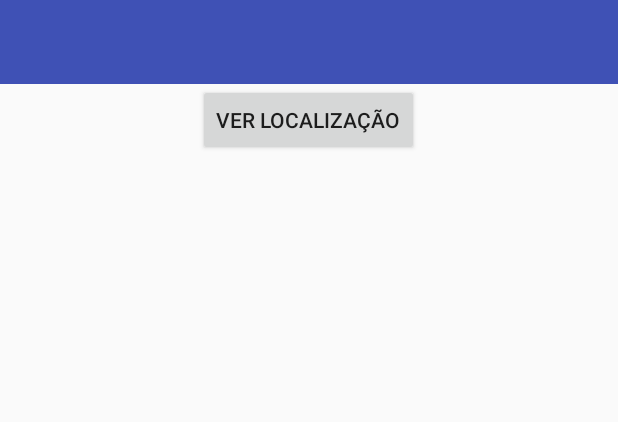
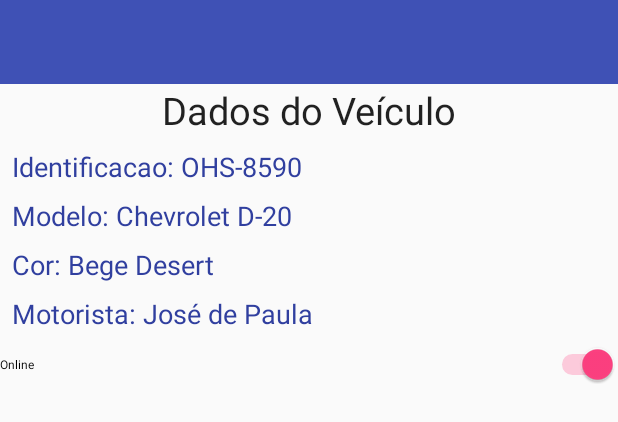
Before and after one commit to Rafasystec/android-transferr, an Android app: the layout activity_main.xml on its own in the app's theme, with its tools: preview values and no code run, on a phone screen of 412 x 824 dp. Shown: the top 422 px of the screen. Run offline under Robolectric (Android 15) with nearby library versions, the phone set to English and light mode, and no system bars.

Commit message:
implementing main activity and location job.

```diff
--- a/app/build.gradle
+++ b/app/build.gradle
@@ -32,7 +32,6 @@ dependencies {
     implementation 'com.android.support:recyclerview-v7:26.1.0'
     implementation 'com.android.support:cardview-v7:26.1.0'
     implementation 'com.squareup.picasso:picasso:2.5.2'
-    implementation 'com.google.android.gms:play-services:11.8.0'
     implementation 'com.google.android.gms:play-services-maps:11.8.0'
     implementation 'com.google.android.gms:play-services-location:11.8.0'
     implementation 'com.squareup.okhttp3:okhttp:3.8.0'
--- a/app/src/main/java/br/com/transferr/extensions/JsonExt.kt
+++ b/app/src/main/java/br/com/transferr/extensions/JsonExt.kt
@@ -1,5 +1,6 @@
 package br.com.transferr.extensions
 
+import android.util.Log
 import com.google.gson.Gson
 import com.google.gson.GsonBuilder
 import com.google.gson.reflect.TypeToken
@@ -13,6 +14,7 @@ fun Any.toJson(prettyPrinting:Boolean = false):String{
         builder.setPrettyPrinting()
     }
     val json = builder.create().toJson(this)
+    Log.d("JSON",json)
     return json
 }
 
--- a/app/src/main/java/br/com/transferr/model/Car.kt
+++ b/app/src/main/java/br/com/transferr/model/Car.kt
@@ -9,7 +9,7 @@ data class Car(var model: String,
                var carIdentity: String,
                var color:String,
                 var externalEquip:Boolean,
-               var dirver:Driver,
+               var driver:Driver,
                var status:EnumStatus) : Entity(){
 
     //private val model: String? = null
--- a/app/src/main/java/br/com/transferr/model/Driver.kt
+++ b/app/src/main/java/br/com/transferr/model/Driver.kt
@@ -7,7 +7,7 @@ import java.util.*
  */
 data class Driver (var name: String,
                    var countryRegister: String,
-                   var birthDate: Date): Entity(){
+                   var birthDate: Int): Entity(){
 
    // private val name: String? = null
    // private val countryRegister: String? = null
--- a/app/src/main/java/br/com/transferr/util/CallRESTMethodsUtil.kt
+++ b/app/src/main/java/br/com/transferr/util/CallRESTMethodsUtil.kt
@@ -24,6 +24,7 @@ object CallRESTMethodsUtil{
 
     //POST com JSON
     fun post(url: String,json:String):String{
+        log("POST $url --> $json")
         val body = RequestBody.create(JSON,json)
         val request =Request.Builder().url(url).post(body).build()
         return getJson(request)
@@ -39,6 +40,7 @@ object CallRESTMethodsUtil{
         val responseBody = response.body()
         if(responseBody != null){
             val json = responseBody.string()
+            log("JSON returned -->> $json")
             return json
         }
         throw IOException("Erro ao fazer o requisição")
--- a/app/src/main/java/br/com/transferr/services/CoordinateService.kt
+++ b/app/src/main/java/br/com/transferr/webservices/CoordinateService.kt
@@ -1,4 +1,4 @@
-package br.com.transferr.services
+package br.com.transferr.webservices
 
 import br.com.transferr.extensions.fromJson
 import br.com.transferr.extensions.toJson
@@ -11,7 +11,7 @@ import br.com.transferr.util.CallRESTMethodsUtil
  */
 
 object CoordinateService{
-    private val BASE_URL = "http://localhost:8080/transferr-rest/rest/"
+    private val BASE_URL = "http://192.168.0.102:8080/transferr-rest/rest/"
     //Salvar a coordenada
     fun save(coordinates: Coordinates): Response{
         val json = CallRESTMethodsUtil.post(BASE_URL+"coordinates",coordinates.toJson())
--- a/app/src/main/res/layout/activity_main.xml
+++ b/app/src/main/res/layout/activity_main.xml
@@ -7,11 +7,70 @@
 
    <!-- including the toolbar -->
     <include layout="@layout/toolbar"/>
-    <Button
-        android:id="@+id/btnLocation"
-        android:layout_width="wrap_content"
+
+    <TextView
+        android:id="@+id/lblDadosDoVeiculo"
+        android:layout_width="match_parent"
         android:layout_height="wrap_content"
+        android:text="Dados do Veículo"
         android:layout_gravity="center"
-        android:text="@string/btnLocation"/>
+        android:textAppearance="@style/TextAppearance.AppCompat"
+        android:textSize="25dp"
+        android:textAlignment="center"
+        android:layout_marginBottom="@dimen/form_margin_bottom"/>
+
+    <TextView
+        android:id="@+id/lblIdentificacao"
+        android:layout_width="match_parent"
+        android:layout_height="wrap_content"
+        android:text="Identificacao: OHS-8590"
+        android:textSize="18dp"
+        android:layout_marginLeft="@dimen/form_margin_left"
+        android:textColor="@color/primary_dark"
+        android:layout_marginBottom="@dimen/form_margin_bottom"/>
+
+
+    <TextView
+        android:id="@+id/lblModelo"
+        android:layout_width="match_parent"
+        android:layout_height="wrap_content"
+        android:text="Modelo: Chevrolet D-20"
+        android:textSize="18dp"
+        android:layout_marginLeft="@dimen/form_margin_left"
+        android:textColor="@color/primary_dark"
+        android:layout_marginBottom="@dimen/form_margin_bottom"
+        />
+
+    <TextView
+        android:id="@+id/lblColor"
+        android:layout_width="match_parent"
+        android:layout_height="wrap_content"
+        android:text="Cor: Bege Desert"
+        android:textSize="18dp"
+        android:layout_marginLeft="@dimen/form_margin_left"
+        android:textColor="@color/primary_dark"
+        android:layout_marginBottom="@dimen/form_margin_bottom"
+        />
+    <TextView
+        android:id="@+id/lblMotorista"
+        android:layout_width="match_parent"
+        android:layout_height="wrap_content"
+        android:text="Motorista: José de Paula"
+        android:textSize="18dp"
+        android:layout_marginLeft="@dimen/form_margin_left"
+        android:textColor="@color/primary_dark"
+        android:layout_marginBottom="@dimen/form_margin_bottom"
+        />
+
+    <Switch
+        android:id="@+id/swtOnline"
+        android:layout_width="match_parent"
+        android:layout_height="wrap_content"
+        android:text="Online"
+        android:checked="true"
+        android:textSize="@dimen/form_text_size"
+        android:textOff="NÃO"
+        android:textOn="SIM"
+        />
 
 </LinearLayout>
```
Also changed, not shown: app/src/main/AndroidManifest.xml (+3 -8 lines), app/src/main/java/br/com/transferr/activities/InitialActivity.kt (+33 -22 lines), app/src/main/java/br/com/transferr/activities/MainActivity.kt (+11 -1 lines), app/src/main/java/br/com/transferr/fragments/MapsFragment.kt (+10 -0 lines), app/src/main/java/br/com/transferr/model/Coordinates.kt (+4 -4 lines), app/src/main/java/br/com/transferr/model/Entity.kt (+26 -2 lines), app/src/main/java/br/com/transferr/util/InternetUtil.kt (+9 -4 lines), app/src/main/res/layout/activity_initial.xml (+8 -33 lines).
